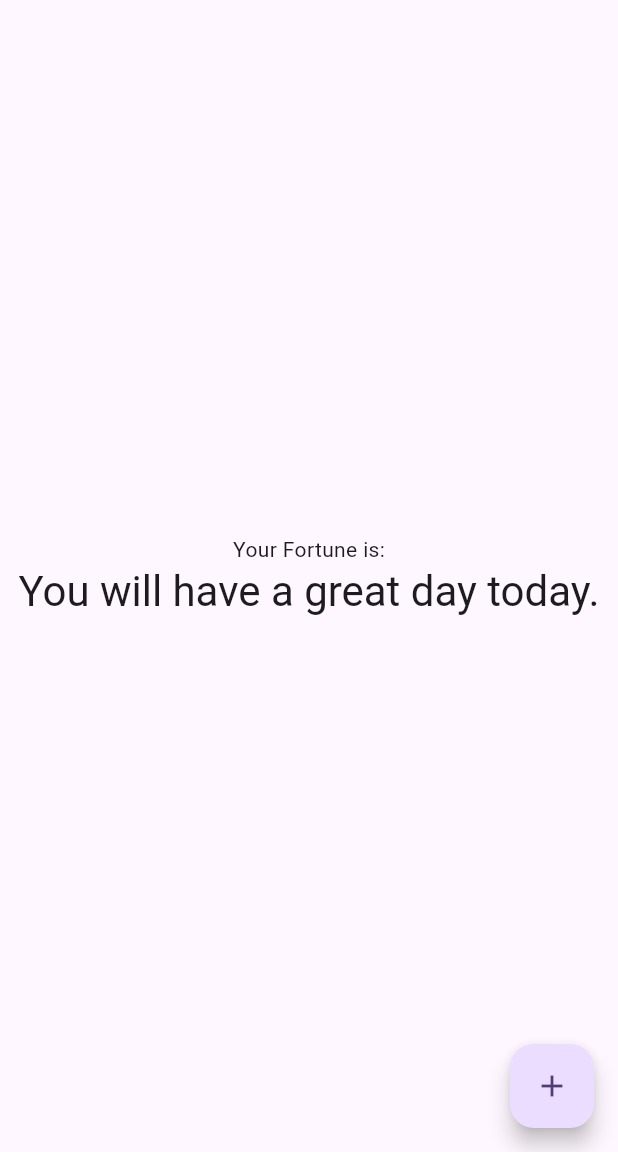
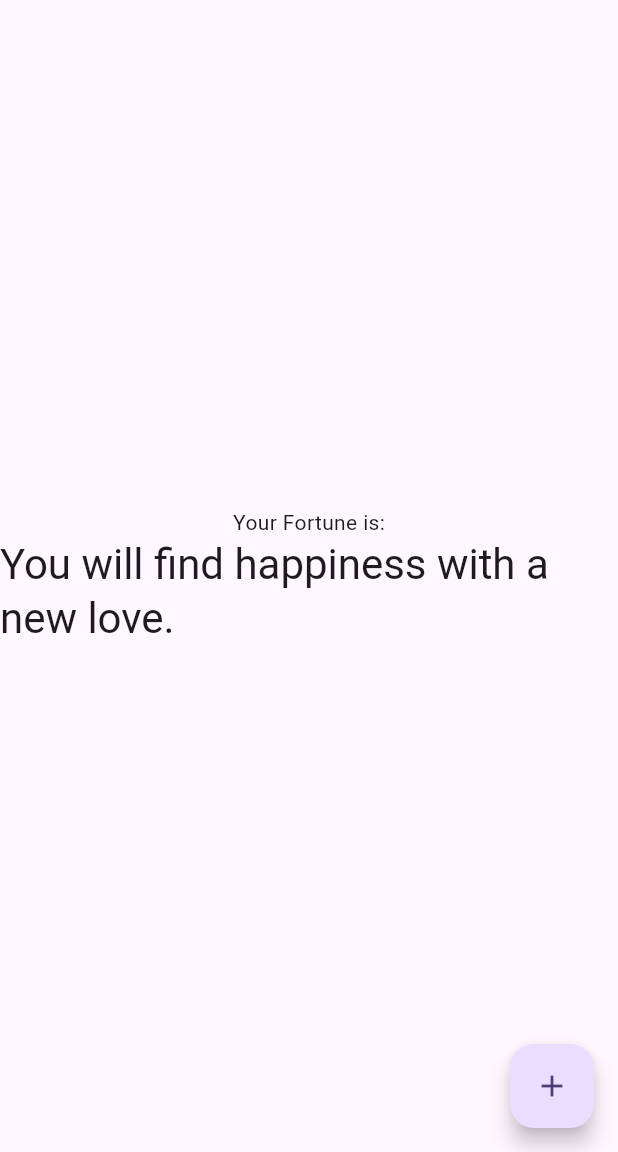
Before and after one commit to SHUBHANKARPOLYGON/fortune-cookie-app, a Flutter app: the screen it shows after launch, after a tap on the "add" icon, on a phone screen of 412 x 824 dp, the part 84-1236 px from its top. Run offline on Flutter 3.47's test engine with Material 3 defaults, Android fonts, the phone set to English and light mode, and no system bars.

Commit message:
6th commit

```diff
--- a/lib/main.dart
+++ b/lib/main.dart
@@ -45,11 +45,20 @@ class _MyHomePageState extends State<MyHomePage> {
     "You will have a great day the day after the day after tomorrow.",
     "You will have a great day the day after the day after the day after the day after tomorrow.",
     "You will have a great day the day after the day after the day after the day after the day after tomorrow.",
+    "You will have a great day the day after the day after the day after the day after the day after the day after tomorrow.",
+    "You will have a great day the day after the day after the day after the day after the day after the day after the day after tomorrow.",
+    "You will have a great day the day after the day after the day after the day after the day after the day after the day after the day after tomorrow.",
   ];
 
   void _randomFortune(){
     var random = Random();
-    random.nextInt(_fortuneList.length);
+    int fortune = random.nextInt(_fortuneList.length);
+    setState(() {
+      _currentFortune = _fortuneList[fortune];
+    });
+
+
+    print (_currentFortune);
   }
 
   void _incrementCounter() {
@@ -79,14 +88,14 @@ class _MyHomePageState extends State<MyHomePage> {
               "Your Fortune is:",
             ),
             Text(
-              '${_fortuneList[_counter % _fortuneList.length]}',
+              '${_currentFortune}',
               style: Theme.of(context).textTheme.headlineMedium,
             ),
           ],
         ),
       ),
       floatingActionButton: FloatingActionButton(
-        onPressed: _incrementCounter,
+        onPressed: _randomFortune,
         tooltip: 'Increment',
         child: const Icon(Icons.add),
       ), // This trailing comma makes auto-formatting nicer for build methods.
```
